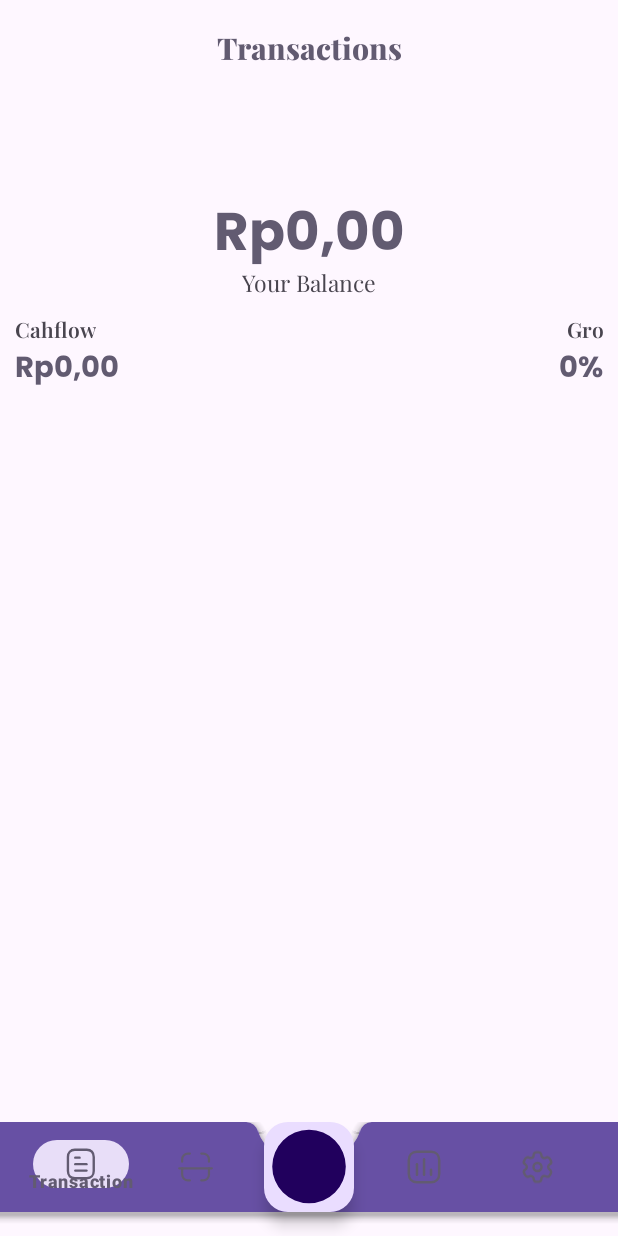
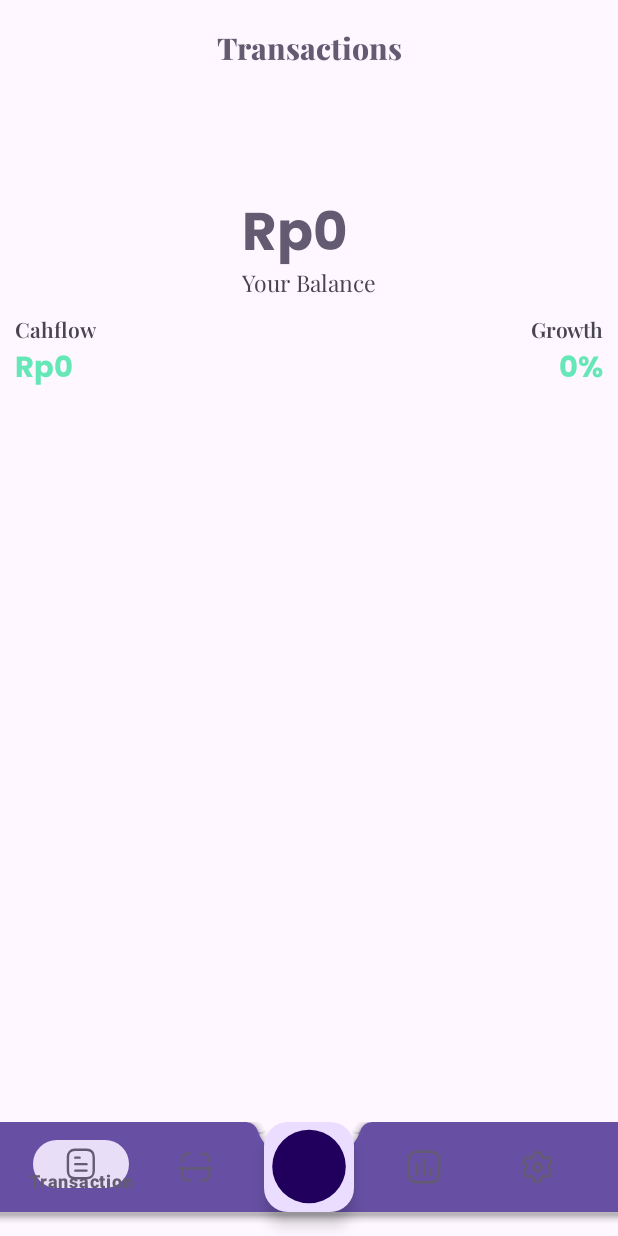
Before and after one commit to bernarduswillson/BondoMan, an Android app: the screen it shows after launch (MainActivity), on a phone screen of 412 x 824 dp. Run offline under Robolectric (Android 15) with nearby library versions, the light colour scheme and no system bars; our stand-ins replace Dagger/Hilt's generated code, Room's generated code.

Commit message:
fix: transaction xml, nominal, etc

```diff
--- a/app/src/main/java/com/example/transactionapp/ui/screen/mainmenu/adapter/TransactionAdapter.kt
+++ b/app/src/main/java/com/example/transactionapp/ui/screen/mainmenu/adapter/TransactionAdapter.kt
@@ -36,8 +36,6 @@ class TransactionAdapter(
             val location: TextView = transactionCard.findViewById(R.id.location)
             val nominal: TextView = transactionCard.findViewById(R.id.nominalTransaction)
 
-            Log.d("TransactionAdapter", "onBindViewHolder: ${it.colorText}")
-
             imageTransaction.setImageResource(it.icon)
             transactionObject.text = it.title
             location.text = it.location
--- a/app/src/main/java/com/example/transactionapp/ui/screen/mainmenu/fragment/Transaction.kt
+++ b/app/src/main/java/com/example/transactionapp/ui/screen/mainmenu/fragment/Transaction.kt
@@ -6,10 +6,12 @@ import android.view.LayoutInflater
 import android.view.View
 import android.view.ViewGroup
 import android.widget.LinearLayout
+import androidx.core.content.ContextCompat
 import androidx.fragment.app.Fragment
 import androidx.fragment.app.activityViewModels
 import androidx.recyclerview.widget.LinearLayoutManager
 import androidx.recyclerview.widget.RecyclerView
+import com.example.transactionapp.R
 import com.example.transactionapp.databinding.FragmentTransactionBinding
 import com.example.transactionapp.ui.screen.mainmenu.adapter.TransactionAdapter
 import com.example.transactionapp.ui.viewmodel.transaction.TransactionViewModel
@@ -27,7 +29,6 @@ class Transaction : Fragment() {
     ): View? {
         val binding = FragmentTransactionBinding.inflate(layoutInflater)
 
-
         db.dateAll.observe(requireActivity()){
             Log.d("TransactionFragment", "onCreateView: $it")
             val transactionAdapter = TransactionAdapter(it)
@@ -40,9 +41,12 @@ class Transaction : Fragment() {
         }
         db.cashFlow.observe(requireActivity()){
             binding.cashflowText.text = changeNominalToIDN(it)
+            binding.cashflowText.setTextColor(if (it<0) ContextCompat.getColor(requireContext(),R.color.R3) else ContextCompat.getColor(requireContext(), R.color.G3))
         }
         db.growth.observe(requireActivity()){
             binding.growthText.text = it.toString()+"%"
+            if (it>0) binding.growthText.text = "+"+binding.growthText.text
+            binding.growthText.setTextColor(if (it<0) ContextCompat.getColor(requireContext(),R.color.R3) else ContextCompat.getColor(requireContext(), R.color.G3))
         }
 
         return binding.root
--- a/app/src/main/java/com/example/transactionapp/ui/screen/mainmenu/fragment/TransactionForm.kt
+++ b/app/src/main/java/com/example/transactionapp/ui/screen/mainmenu/fragment/TransactionForm.kt
@@ -103,6 +103,7 @@ class TransactionForm : Fragment() {
                 )
                 db.getAllDate()
                 Toast.makeText(requireContext(), "Transaction Added", Toast.LENGTH_SHORT).show()
+                requireActivity().onBackPressed()
             }
         }
         return binding.root
--- a/app/src/main/java/com/example/transactionapp/ui/viewmodel/transaction/Transaction.kt
+++ b/app/src/main/java/com/example/transactionapp/ui/viewmodel/transaction/Transaction.kt
@@ -76,7 +76,8 @@ class TransactionViewModel @Inject constructor(
             response.forEach {
                 if(it.category == "Expense"){
                     sum -= it.nominal
-                } else {
+                }
+                if(it.category == "Income"){
                     sum += it.nominal
                 }
             }
--- a/app/src/main/java/com/example/transactionapp/utils/Utils.kt
+++ b/app/src/main/java/com/example/transactionapp/utils/Utils.kt
@@ -14,5 +14,5 @@ fun changeDateTypeToStandardDateLocal(type: Date): String {
 fun changeNominalToIDN(nominal: Long): String{
     val currencyFormat = NumberFormat.getCurrencyInstance(Locale("id", "ID"))
 
-    return currencyFormat.format(nominal)
+    return currencyFormat.format(nominal).split(",")[0]
 }
--- a/app/src/main/res/layout/fragment_transaction.xml
+++ b/app/src/main/res/layout/fragment_transaction.xml
@@ -101,12 +101,13 @@
                 android:layout_marginEnd="10dp"
                 android:orientation="vertical"
                 app:layout_constraintBottom_toBottomOf="parent"
+                android:gravity="end"
                 app:layout_constraintEnd_toEndOf="parent"
                 app:layout_constraintTop_toTopOf="parent">
 
                 <TextView
-                    android:layout_width="match_parent"
-                    android:layout_height="match_parent"
+                    android:layout_width="wrap_content"
+                    android:layout_height="wrap_content"
                     android:fontFamily="@font/playfairdisplay_semibold"
                     android:text="Growth"
                     android:textAlignment="textEnd"
@@ -118,6 +119,7 @@
                     android:layout_height="wrap_content"
                     android:fontFamily="@font/poppins_bold"
                     android:text="+5.01%"
+                    android:textAlignment="textEnd"
                     android:textColor="?attr/colorAccent"
                     android:textSize="19sp" />
             </LinearLayout>
```
